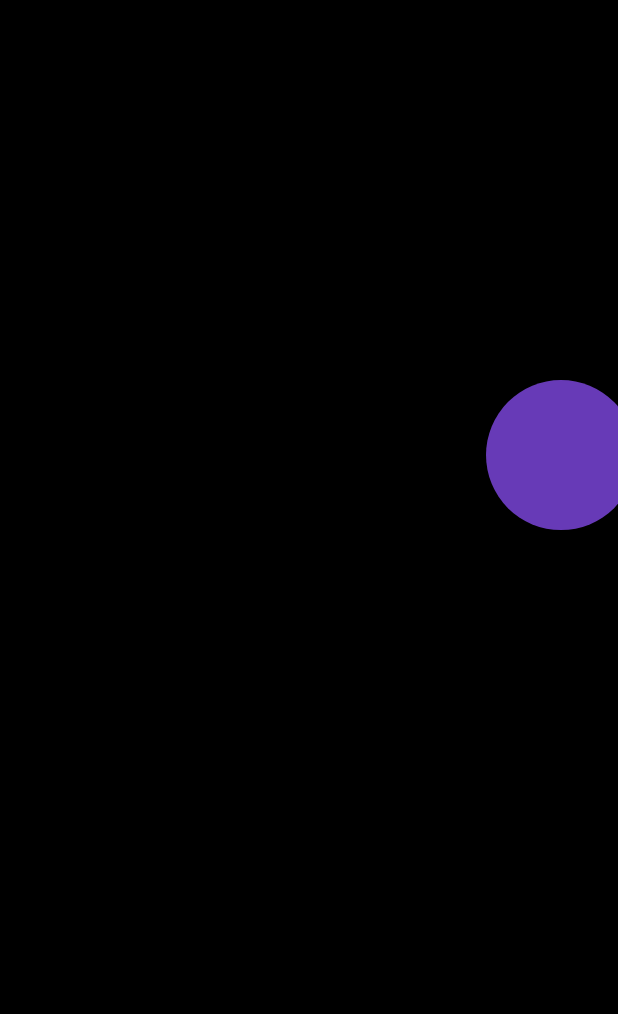
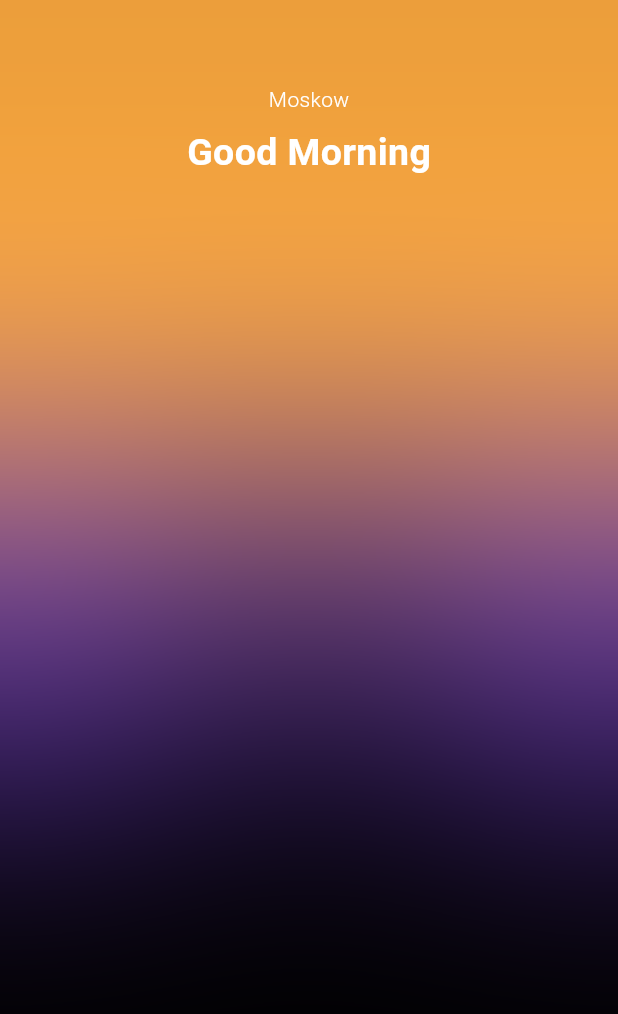
Before and after one commit to DanielZiborov/Weather, a Flutter app: the screen it shows after launch, on a phone screen of 412 x 824 dp. Shown: the top 1014 px of the screen. Run offline on Flutter 3.47's test engine with Material 3 defaults, Android fonts, the phone set to English and light mode, and no system bars; our stand-ins replace bloc, equatable, geolocator.

Commit message:
background on the homePage

```diff
--- a/lib/screens/home_screen.dart
+++ b/lib/screens/home_screen.dart
@@ -1,5 +1,8 @@
+import 'dart:ui';
+
 import 'package:flutter/material.dart';
 import 'package:flutter/services.dart';
+import 'package:weather_app/widgets/decorated_widget.dart';
 
 class HomeScreen extends StatelessWidget {
   const HomeScreen({super.key});
@@ -16,22 +19,69 @@ class HomeScreen extends StatelessWidget {
           statusBarBrightness: Brightness.dark,
         ),
       ),
-      body: SizedBox(
-        height: MediaQuery.of(context).size.height,
-        child: Stack(
-          children: [
-            Align(
-              alignment: const AlignmentDirectional(3, -0.3),
-              child: Container(
-                height: 100,
+      body: SafeArea(
+        child: SizedBox(
+          height: MediaQuery.of(context).size.height,
+          child: Stack(
+            children: [
+              const DecoratedWidget(
+                x: -3,
+                y: -0.3,
+                color: Colors.deepPurple,
                 width: 300,
-                decoration: const BoxDecoration(
-                  shape: BoxShape.circle,
-                  color:Colors.deepPurple,
+                height: 300,
+                shape: BoxShape.circle,
+              ),
+              const DecoratedWidget(
+                x: 3,
+                y: -0.3,
+                color: Colors.deepPurple,
+                width: 300,
+                height: 300,
+                shape: BoxShape.circle,
+              ),
+              const DecoratedWidget(
+                x: 0,
+                y: -1.2,
+                color: Colors.orangeAccent,
+                width: 600,
+                height: 300,
+                shape: BoxShape.rectangle,
+              ),
+              BackdropFilter(
+                filter: ImageFilter.blur(sigmaX: 100, sigmaY: 100),
+                child: Container(
+                  color: Colors.transparent,
                 ),
               ),
-            ),
-          ],
+              SizedBox(
+                height: MediaQuery.of(context).size.height,
+                width: MediaQuery.of(context).size.width,
+                child: const Column(
+                  children: [
+                    Text(
+                      'Moskow',
+                      style: TextStyle(
+                        color: Colors.white,
+                        fontWeight: FontWeight.w300,
+                      ),
+                    ),
+                    SizedBox(
+                      height: 8,
+                    ),
+                    Text(
+                      'Good Morning',
+                      style: TextStyle(
+                        color: Colors.white,
+                        fontSize: 25,
+                        fontWeight: FontWeight.bold,
+                      ),
+                    ),
+                  ],
+                ),
+              ),
+            ],
+          ),
         ),
       ),
     );
--- /dev/null
+++ b/lib/widgets/decorated_widget.dart
@@ -0,0 +1,34 @@
+import 'package:flutter/material.dart';
+
+class DecoratedWidget extends StatelessWidget {
+  final double x;
+  final double y;
+  final Color color;
+  final double height;
+  final double width;
+  final BoxShape shape;
+  const DecoratedWidget({
+    super.key,
+    required this.x,
+    required this.y,
+    required this.height,
+    required this.width,
+    required this.color,
+    required this.shape,
+  });
+
+  @override
+  Widget build(BuildContext context) {
+    return Align(
+      alignment: Alignment(x, y),
+      child: Container(
+        height: height,
+        width: width,
+        decoration: BoxDecoration(
+          shape: shape,
+          color: color,
+        ),
+      ),
+    );
+  }
+}
```
